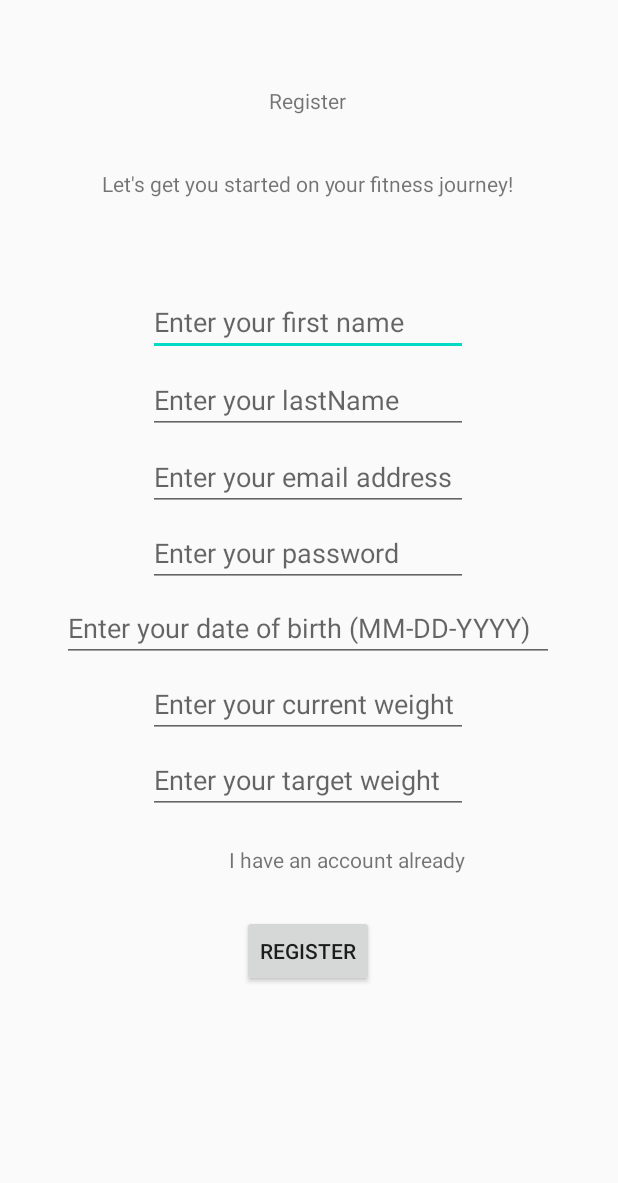
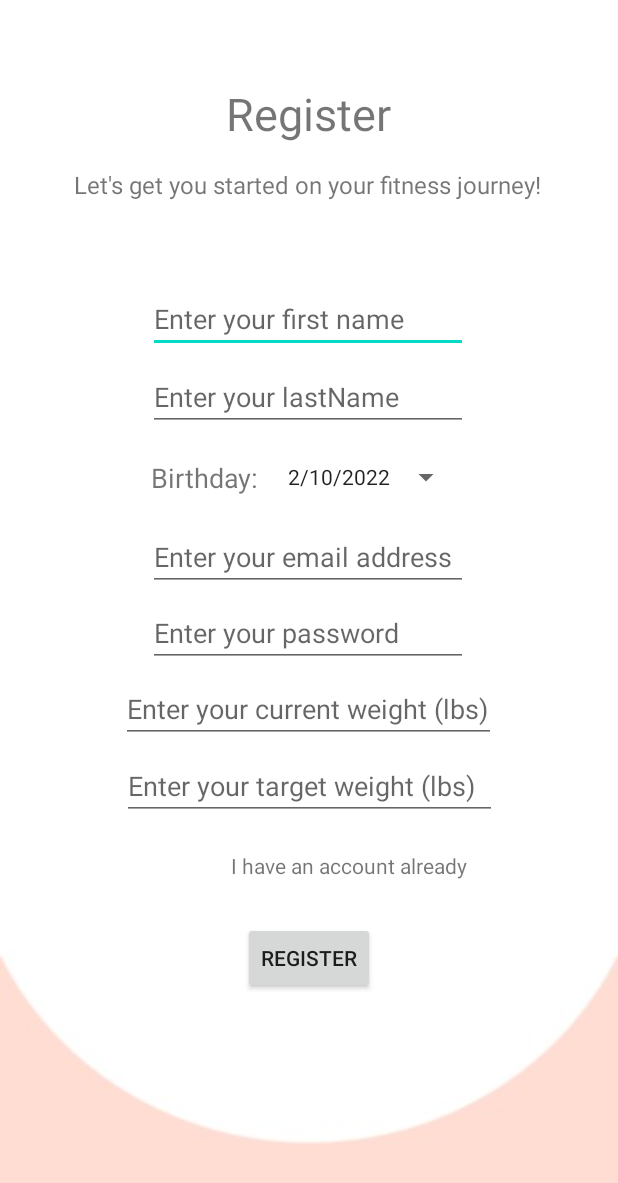
Before and after one commit to ryotiu/FitBuddyCollab, an Android app: the Register screen opened directly, with no data from a screen before it, on a phone screen of 412 x 824 dp. Shown: the top 1183 px of the screen. Run offline under Robolectric (Android 15) with nearby library versions, the phone set to English and light mode, and no system bars; our stand-ins replace Firebase (no records; nobody signed in at launch, a user with empty details on screens opened directly).

Commit message:
Commit Improved Registration Error Handling

```diff
--- a/app/src/main/java/com/example/fitbuddy/Register.java
+++ b/app/src/main/java/com/example/fitbuddy/Register.java
@@ -3,11 +3,15 @@ package com.example.fitbuddy;
 import androidx.annotation.NonNull;
 import androidx.appcompat.app.AppCompatActivity;
 
+import android.app.AlertDialog;
+import android.app.DatePickerDialog;
 import android.content.Intent;
 import android.os.Bundle;
+
 import android.util.Patterns;
 import android.view.View;
 import android.widget.Button;
+import android.widget.DatePicker;
 import android.widget.EditText;
 import android.widget.TextView;
 import android.widget.Toast;
@@ -20,13 +24,13 @@ import com.google.firebase.auth.FirebaseAuth;
 import com.google.firebase.database.DatabaseReference;
 import com.google.firebase.database.FirebaseDatabase;
 
-import java.text.SimpleDateFormat;
-import java.util.Date;
+import java.util.Calendar;
 
 public class Register extends AppCompatActivity {
 
-    private EditText firstName, lastName, registerEmail, registerPassWD, birthday, currentWeight, targetWeight;
-    private Button registerBtn;
+    private DatePickerDialog datePickDialog;
+    private EditText firstName, lastName, registerEmail, registerPassWD, currentWeight, targetWeight;
+    private Button registerBtn, birthdayBtn;
     private TextView haveAccount;
 
     private FirebaseAuth firebaseAuth;
@@ -37,19 +41,31 @@ public class Register extends AppCompatActivity {
     protected void onCreate(Bundle savedInstanceState) {
         super.onCreate(savedInstanceState);
         setContentView(R.layout.activity_register);
+        initDatePicker();
 
         firstName = (EditText) findViewById(R.id.FirstName);
         lastName = (EditText) findViewById(R.id.LastName);
         registerEmail = (EditText) findViewById(R.id.RegisterEmail);
         registerPassWD = (EditText) findViewById(R.id.RegisterPasswd);
-        birthday = (EditText) findViewById(R.id.Birthday);
         currentWeight = (EditText) findViewById(R.id.CurrentWeight);
         targetWeight = (EditText) findViewById(R.id.TargetWeight);
         haveAccount = (TextView) findViewById(R.id.HaveAccount);
         registerBtn = (Button) findViewById(R.id.RegisterBtn);
+        birthdayBtn = (Button) findViewById(R.id.BirthdayBtn);
+        birthdayBtn.setText(getTodayDate());
 
         //Get Firebase Auth Instance
         firebaseAuth = FirebaseAuth.getInstance();
+
+        //Get Firebase Database Root Instance
+        root = FirebaseDatabase.getInstance();
+
+        birthdayBtn.setOnClickListener(new View.OnClickListener() {
+            @Override
+            public void onClick(View view) {
+                datePickDialog.show();
+            }
+        });
 
         //Registered user Click Listener
         haveAccount.setOnClickListener(new View.OnClickListener() {
@@ -68,73 +84,86 @@ public class Register extends AppCompatActivity {
         });
     }
 
+    //Initialize Custom Date Picker Button
+    private void initDatePicker() {
+        DatePickerDialog.OnDateSetListener dateSetListener = new DatePickerDialog.OnDateSetListener() {
+            @Override
+            public void onDateSet(DatePicker datePicker, int Year, int Month, int Day) {
+                Month = Month + 1;
+                String Birthday = makeDateString(Month, Day, Year);
+                birthdayBtn.setText(Birthday);
+            }
+        };
+
+        Calendar calendarToday = Calendar.getInstance();
+        int calMonth = calendarToday.get(Calendar.MONTH);
+        int calDay = calendarToday.get(Calendar.DAY_OF_MONTH);
+        int calYear = calendarToday.get(Calendar.YEAR);
+
+        int style = AlertDialog.THEME_HOLO_LIGHT;
+        datePickDialog = new DatePickerDialog(this, style, dateSetListener, calYear, calMonth, calDay);
+    }
+
+    //Make a date String out of these numbers
+    private String makeDateString(int month, int day, int year){
+        return month + "/" + day + "/" + year;
+    }
+
+    //Get Today's Date
+    private String getTodayDate() {
+        Calendar calendarToday = Calendar.getInstance();
+        int calMonth = calendarToday.get(Calendar.MONTH);
+        calMonth = calMonth + 1;
+        int calDay = calendarToday.get(Calendar.DAY_OF_MONTH);
+        int calYear = calendarToday.get(Calendar.YEAR);
+        return makeDateString(calMonth, calDay, calYear);
+    }
+
     //Create a User
     private void createUser(){
-
-        //Get Firebase Database Root Instance
-        root = FirebaseDatabase.getInstance();
-
         //Get Users Reference path
         ref = root.getReference("Users");
 
         //Then save all the input values as string
         String fName = firstName.getText().toString();
         String lName = lastName.getText().toString();
+        String rBirthday = birthdayBtn.getText().toString();
         String rEmail = registerEmail.getText().toString();
         String rPassword = registerPassWD.getText().toString();
-        String rBirthday = birthday.getText().toString();
         String rCWeight = currentWeight.getText().toString();
         String rTWeight = targetWeight.getText().toString();
 
-        //Check if first name, last name, birthday, current weight, target weight field is empty
-        if(!fName.isEmpty() && !lName.isEmpty() && !rBirthday.isEmpty() && !rCWeight.isEmpty() && !rTWeight.isEmpty()) {
+        //Check if first name, last name, email, password, current weight, target weight field is empty
+        if(!fName.isEmpty() && !lName.isEmpty() && !rEmail.isEmpty() && !rPassword.isEmpty() && !rCWeight.isEmpty() && !rTWeight.isEmpty()) {
+            //Add date checker or make date wheel
 
-            //Add date checker
-            //Add numeric current weight checker
-            //Add numeric target weight checker
+            //Check if password is at least 6 characters
+            if (Patterns.EMAIL_ADDRESS.matcher(rEmail).matches()) {
+                //Check password length for minimum Firebase length
+                if (rPassword.length() >= 6) {
+                    //Check current & target weight is higher than 0 and lower than 1400
+                    if((Integer.parseInt(rCWeight) > 0 && Integer.parseInt(rCWeight) <= 1400) && (Integer.parseInt(rTWeight) > 0 && Integer.parseInt(rTWeight) <= 1400)){
+                        //Put all the strings into a UserClass for Firebase Storage Upload
+                        UserClass User = new UserClass(fName, lName, rBirthday, rEmail, rCWeight, rTWeight);
 
-            //Check if email and password field is empty, if password is at least 6 characters
-            if (!rEmail.isEmpty() && Patterns.EMAIL_ADDRESS.matcher(rEmail).matches()) {
-                if ((!rPassword.isEmpty()) && (rPassword.length() >= 6)) {
-                    //Add check if email exists
-
-                    //Put all the strings into a UserClass to upload
-                    UserClass User = new UserClass(fName, lName, rEmail, rPassword, rBirthday, rCWeight, rTWeight);
-
-                    //Create user in Firebase Auth and Storage
-                    firebaseAuth.createUserWithEmailAndPassword(rEmail, rPassword)
-                            .addOnCompleteListener(new OnCompleteListener<AuthResult>() {
-                                @Override
-                                public void onComplete(@NonNull Task<AuthResult> task) {
-                                    //Add Send User a Verification Email
-                                    String[] splitEmail = rEmail.split("@");
-                                    String username = splitEmail[0];
-                                    ref.child(username).setValue(User);
-                                    Toast.makeText(Register.this, "Successfully Registered User", Toast.LENGTH_SHORT).show();
-                                    startActivity(new Intent(Register.this, Login.class));
-                                    finish();
-                                }
-                            }).addOnFailureListener(new OnFailureListener() {
-                        @Override
-                        public void onFailure(@NonNull Exception e) {
-                            Toast.makeText(Register.this, "Registration Failed", Toast.LENGTH_SHORT).show();
-                        }
-                    });
+                        //Register User
+                        RegisterUser(User, rEmail, rPassword);
+                    }
+                    else if((Integer.parseInt(rCWeight) <= 0 || Integer.parseInt(rCWeight) > 1400)){
+                        currentWeight.setError("Impossible Weight entered");
+                        currentWeight.requestFocus();
+                    }
+                    else if((Integer.parseInt(rTWeight) <= 0 || Integer.parseInt(rTWeight) > 1400)){
+                        targetWeight.setError("Impossible Weight entered");
+                        targetWeight.requestFocus();
+                    }
                 }
-                else if (rPassword.length() < 6) {
+                else{
                     registerPassWD.setError("Must be at least 6 characters");
                     registerPassWD.requestFocus();
                 }
-                else {
-                    registerPassWD.setError("Must enter a password");
-                    registerPassWD.requestFocus();
-                }
             }
-            else if (rEmail.isEmpty()) {
-                registerEmail.setError("Must enter an Email Address");
-                registerEmail.requestFocus();
-            }
-            else {
+            else{
                 registerEmail.setError("Please Enter a Correct Email Address");
                 registerEmail.requestFocus();
             }
@@ -147,17 +176,71 @@ public class Register extends AppCompatActivity {
             lastName.setError("Last Name required!");
             lastName.requestFocus();
         }
-        else if(rBirthday.isEmpty()){
-            birthday.setError("Birthday required!");
-            birthday.requestFocus();
+        else if (rEmail.isEmpty()) {
+            registerEmail.setError("Must enter an Email Address");
+            registerEmail.requestFocus();
+        }
+        else if (rPassword.isEmpty()){
+            registerPassWD.setError("Must enter a password");
+            registerPassWD.requestFocus();
         }
         else if(rCWeight.isEmpty()){
             currentWeight.setError("Your current weight is required!");
             currentWeight.requestFocus();
         }
-        else if(rTWeight.isEmpty()){
+        else{
             targetWeight.setError("Your target weight is required!");
             targetWeight.requestFocus();
         }
     }
+
+    private void RegisterUser(UserClass userInfo, String email, String password){
+        //Create user in Firebase Auth and Storage
+        firebaseAuth.createUserWithEmailAndPassword(email, password)
+                .addOnCompleteListener(new OnCompleteListener<AuthResult>() {
+                    @Override
+                    public void onComplete(@NonNull Task<AuthResult> task) {
+                        //Check if Email Exists
+                        if(task.isSuccessful()){
+                            //Email Does Not Exist in Firebase Auth, Send Email Verification Link
+                            //emailVerification();
+
+                            //Create a Firebase Storage Account
+                            String[] splitEmail = email.split("@");
+                            String username = splitEmail[0];
+                            ref.child(username).setValue(userInfo);
+                            Toast.makeText(Register.this, "Successfully Registered User", Toast.LENGTH_SHORT).show();
+                            startActivity(new Intent(Register.this, Login.class));
+                            finish();
+                        }
+                        else{
+                            //Email Does Exist in Firebase, display Error
+                            registerEmail.setError("Email Already Exists");
+                            registerEmail.requestFocus();
+                        }
+                    }
+                }).addOnFailureListener(new OnFailureListener() {
+            @Override
+            public void onFailure(@NonNull Exception e) {
+                Toast.makeText(Register.this, "Registration Failed", Toast.LENGTH_SHORT).show();
+            }
+        });
+    }
+
+    /*
+    private void emailVerification(){
+        FirebaseUser RegisteredUser = firebaseAuth.getCurrentUser();
+        RegisteredUser.sendEmailVerification().addOnSuccessListener(new OnSuccessListener<Void>() {
+            @Override
+            public void onSuccess(Void unused) {
+                Toast.makeText(Register.this, "Verification Email Sent.", Toast.LENGTH_SHORT).show();
+            }
+        }).addOnFailureListener(new OnFailureListener() {
+            @Override
+            public void onFailure(@NonNull Exception e) {
+                Toast.makeText(Register.this, "Unable to Send Verification Email", Toast.LENGTH_SHORT).show();
+            }
+        });
+    }
+    */
 }
--- a/app/src/main/res/layout/activity_register.xml
+++ b/app/src/main/res/layout/activity_register.xml
@@ -4,121 +4,143 @@
     xmlns:tools="http://schemas.android.com/tools"
     android:layout_width="match_parent"
     android:layout_height="match_parent"
+    android:background="@drawable/goals"
     tools:context=".Register">
 
     <TextView
-        android:id="@+id/textView4"
+        android:id="@+id/PageTitle"
         android:layout_width="wrap_content"
         android:layout_height="wrap_content"
-        android:text="Register"
+        android:text="@string/register"
+        android:textSize="30sp"
         app:layout_constraintBottom_toBottomOf="parent"
         app:layout_constraintEnd_toEndOf="parent"
         app:layout_constraintHorizontal_bias="0.498"
         app:layout_constraintStart_toStartOf="parent"
         app:layout_constraintTop_toTopOf="parent"
-        app:layout_constraintVertical_bias="0.071" />
-
-    <Button
-        android:id="@+id/RegisterBtn"
-        android:layout_width="wrap_content"
-        android:layout_height="wrap_content"
-        android:text="Register"
-        app:layout_constraintBottom_toBottomOf="parent"
-        app:layout_constraintEnd_toEndOf="parent"
-        app:layout_constraintHorizontal_bias="0.498"
-        app:layout_constraintStart_toStartOf="parent"
-        app:layout_constraintTop_toTopOf="parent"
-        app:layout_constraintVertical_bias="0.786" />
+        app:layout_constraintVertical_bias="0.071"
+        android:importantForAutofill="no" />
 
     <EditText
         android:id="@+id/FirstName"
         android:layout_width="wrap_content"
         android:layout_height="wrap_content"
         android:ems="10"
-        android:hint="Enter your first name"
+        android:hint="@string/enter_your_first_name"
+        android:importantForAutofill="no"
         android:inputType="textPersonName"
         app:layout_constraintBottom_toBottomOf="parent"
         app:layout_constraintEnd_toEndOf="parent"
         app:layout_constraintHorizontal_bias="0.497"
         app:layout_constraintStart_toStartOf="parent"
         app:layout_constraintTop_toTopOf="parent"
-        app:layout_constraintVertical_bias="0.247" />
+        app:layout_constraintVertical_bias="0.244" />
+
+    <EditText
+        android:id="@+id/RegisterEmail"
+        android:layout_width="wrap_content"
+        android:layout_height="wrap_content"
+        android:ems="10"
+        android:hint="@string/enter_your_email_address"
+        android:importantForAutofill="no"
+        android:inputType="textWebEmailAddress"
+        app:layout_constraintBottom_toBottomOf="parent"
+        app:layout_constraintEnd_toEndOf="parent"
+        app:layout_constraintHorizontal_bias="0.497"
+        app:layout_constraintStart_toStartOf="parent"
+        app:layout_constraintTop_toTopOf="parent"
+        app:layout_constraintVertical_bias="0.448" />
+
+    <Button
+        android:id="@+id/RegisterBtn"
+        android:layout_width="wrap_content"
+        android:layout_height="wrap_content"
+        android:text="@string/register"
+        app:layout_constraintBottom_toBottomOf="parent"
+        app:layout_constraintEnd_toEndOf="parent"
+        app:layout_constraintHorizontal_bias="0.501"
+        app:layout_constraintStart_toStartOf="parent"
+        app:layout_constraintTop_toTopOf="parent"
+        app:layout_constraintVertical_bias="0.792" />
+
+    <EditText
+        android:id="@+id/RegisterPasswd"
+        android:layout_width="wrap_content"
+        android:layout_height="wrap_content"
+        android:ems="10"
+        android:hint="@string/enter_your_password"
+        android:importantForAutofill="no"
+        android:inputType="textPassword"
+        app:layout_constraintBottom_toBottomOf="parent"
+        app:layout_constraintEnd_toEndOf="parent"
+        app:layout_constraintHorizontal_bias="0.497"
+        app:layout_constraintStart_toStartOf="parent"
+        app:layout_constraintTop_toTopOf="parent"
+        app:layout_constraintVertical_bias="0.513" />
+
+    <EditText
+        android:id="@+id/TargetWeight"
+        android:layout_width="250dp"
+        android:layout_height="wrap_content"
+        android:ems="10"
+        android:hint="@string/enter_your_target_weight_lbs"
+        android:importantForAutofill="no"
+        android:inputType="number"
+        app:layout_constraintBottom_toBottomOf="parent"
+        app:layout_constraintEnd_toEndOf="parent"
+        app:layout_constraintHorizontal_bias="0.503"
+        app:layout_constraintStart_toStartOf="parent"
+        app:layout_constraintTop_toTopOf="parent"
+        app:layout_constraintVertical_bias="0.644" />
+
+    <TextView
+        android:id="@+id/HaveAccount"
+        android:layout_width="wrap_content"
+        android:layout_height="wrap_content"
+        android:text="@string/i_have_an_account_already"
+        app:layout_constraintBottom_toBottomOf="parent"
+        app:layout_constraintEnd_toEndOf="parent"
+        app:layout_constraintHorizontal_bias="0.604"
+        app:layout_constraintStart_toStartOf="parent"
+        app:layout_constraintTop_toTopOf="parent"
+        app:layout_constraintVertical_bias="0.705" />
 
     <EditText
         android:id="@+id/CurrentWeight"
+        android:layout_width="250dp"
+        android:layout_height="wrap_content"
+        android:ems="10"
+        android:hint="@string/enter_your_current_weight_lbs"
+        android:importantForAutofill="no"
+        android:inputType="number"
+        app:layout_constraintBottom_toBottomOf="parent"
+        app:layout_constraintEnd_toEndOf="parent"
+        app:layout_constraintHorizontal_bias="0.496"
+        app:layout_constraintStart_toStartOf="parent"
+        app:layout_constraintTop_toTopOf="parent"
+        app:layout_constraintVertical_bias="0.578" />
+
+    <EditText
+        android:id="@+id/LastName"
         android:layout_width="wrap_content"
         android:layout_height="wrap_content"
         android:ems="10"
-        android:hint="Enter your current weight"
+        android:hint="@string/enter_your_lastname"
+        android:importantForAutofill="no"
         android:inputType="textPersonName"
         app:layout_constraintBottom_toBottomOf="parent"
         app:layout_constraintEnd_toEndOf="parent"
         app:layout_constraintHorizontal_bias="0.497"
         app:layout_constraintStart_toStartOf="parent"
         app:layout_constraintTop_toTopOf="parent"
-        app:layout_constraintVertical_bias="0.574" />
+        app:layout_constraintVertical_bias="0.311" />
 
-    <EditText
-        android:id="@+id/Birthday"
-        android:layout_width="328dp"
-        android:layout_height="44dp"
-        android:ems="10"
-        android:hint="Enter your date of birth (MM-DD-YYYY)"
-        android:inputType="textPersonName"
-        app:layout_constraintBottom_toBottomOf="parent"
-        app:layout_constraintEnd_toEndOf="parent"
-        app:layout_constraintHorizontal_bias="0.493"
-        app:layout_constraintStart_toStartOf="parent"
-        app:layout_constraintTop_toTopOf="parent"
-        app:layout_constraintVertical_bias="0.509" />
-
-    <EditText
-        android:id="@+id/RegisterEmail"
+    <TextView
+        android:id="@+id/PageDescription"
         android:layout_width="wrap_content"
         android:layout_height="wrap_content"
-        android:ems="10"
-        android:hint="Enter your email address"
-        android:inputType="textPersonName"
-        app:layout_constraintBottom_toBottomOf="parent"
-        app:layout_constraintEnd_toEndOf="parent"
-        app:layout_constraintHorizontal_bias="0.497"
-        app:layout_constraintStart_toStartOf="parent"
-        app:layout_constraintTop_toTopOf="parent"
-        app:layout_constraintVertical_bias="0.379" />
-
-    <EditText
-        android:id="@+id/LastName"
-        android:layout_width="wrap_content"
-        android:layout_height="wrap_content"
-        android:ems="10"
-        android:hint="Enter your lastName"
-        android:inputType="textPersonName"
-        app:layout_constraintBottom_toBottomOf="parent"
-        app:layout_constraintEnd_toEndOf="parent"
-        app:layout_constraintHorizontal_bias="0.497"
-        app:layout_constraintStart_toStartOf="parent"
-        app:layout_constraintTop_toTopOf="parent"
-        app:layout_constraintVertical_bias="0.313" />
-
-    <EditText
-        android:id="@+id/TargetWeight"
-        android:layout_width="wrap_content"
-        android:layout_height="wrap_content"
-        android:ems="10"
-        android:hint="Enter your target weight"
-        android:inputType="textPersonName"
-        app:layout_constraintBottom_toBottomOf="parent"
-        app:layout_constraintEnd_toEndOf="parent"
-        app:layout_constraintHorizontal_bias="0.497"
-        app:layout_constraintStart_toStartOf="parent"
-        app:layout_constraintTop_toTopOf="parent"
-        app:layout_constraintVertical_bias="0.639" />
-
-    <TextView
-        android:id="@+id/textView11"
-        android:layout_width="wrap_content"
-        android:layout_height="wrap_content"
-        android:text="Let's get you started on your fitness journey!"
+        android:text="@string/let_s_get_you_started_on_your_fitness_journey"
+        android:textSize="16sp"
         app:layout_constraintBottom_toBottomOf="parent"
         app:layout_constraintEnd_toEndOf="parent"
         app:layout_constraintHorizontal_bias="0.496"
@@ -126,30 +148,30 @@
         app:layout_constraintTop_toTopOf="parent"
         app:layout_constraintVertical_bias="0.14" />
 
-    <EditText
-        android:id="@+id/RegisterPasswd"
+    <Button
+        android:id="@+id/BirthdayBtn"
+        style="?android:spinnerStyle"
         android:layout_width="wrap_content"
         android:layout_height="wrap_content"
-        android:ems="10"
-        android:hint="Enter your password"
-        android:inputType="textPassword"
+        android:text="@string/_01_01_2022"
         app:layout_constraintBottom_toBottomOf="parent"
         app:layout_constraintEnd_toEndOf="parent"
-        app:layout_constraintHorizontal_bias="0.497"
+        app:layout_constraintHorizontal_bias="0.649"
         app:layout_constraintStart_toStartOf="parent"
         app:layout_constraintTop_toTopOf="parent"
-        app:layout_constraintVertical_bias="0.444" />
+        app:layout_constraintVertical_bias="0.379" />
 
     <TextView
-        android:id="@+id/HaveAccount"
+        android:id="@+id/BirthdayTitle"
         android:layout_width="wrap_content"
         android:layout_height="wrap_content"
-        android:text="I have an account already"
+        android:text="@string/birthday"
+        android:textSize="18sp"
         app:layout_constraintBottom_toBottomOf="parent"
         app:layout_constraintEnd_toEndOf="parent"
-        app:layout_constraintHorizontal_bias="0.6"
+        app:layout_constraintHorizontal_bias="0.296"
         app:layout_constraintStart_toStartOf="parent"
         app:layout_constraintTop_toTopOf="parent"
-        app:layout_constraintVertical_bias="0.7" />
+        app:layout_constraintVertical_bias="0.383" />
 
 </androidx.constraintlayout.widget.ConstraintLayout>
--- a/app/src/main/res/values/strings.xml
+++ b/app/src/main/res/values/strings.xml
@@ -1,13 +1,22 @@
 <resources>
     <string name="app_name">FitBuddy</string>
     <string name="title_activity_loggedin">Loggedin</string>
-    <!-- Strings used for fragments for navigation -->
-    <string name="first_fragment_label">First Fragment</string>
-    <string name="second_fragment_label">Second Fragment</string>
+
     <string name="next">Next</string>
     <string name="previous">Previous</string>
 
-    <string name="hello_first_fragment">Hello first fragment</string>
-    <string name="hello_second_fragment">Hello second fragment. Arg: %1$s</string>
     <string name="title_activity_logged_in">LoggedIn</string>
+    <string name="register">Register</string>
+    <string name="enter_your_first_name">Enter your first name</string>
+    <string name="enter_your_current_weight_lbs">Enter your current weight (lbs)</string>
+    <string name="enter_your_date_of_birth_mm_dd_yyyy">Enter your Birthday (MM-DD-YYYY)</string>
+    <string name="enter_your_email_address">Enter your email address</string>
+    <string name="enter_your_lastname">Enter your lastName</string>
+    <string name="enter_your_target_weight_lbs">Enter your target weight (lbs)</string>
+    <string name="let_s_get_you_started_on_your_fitness_journey">Let\'s get you started on your fitness journey!</string>
+    <string name="enter_your_password">Enter your password</string>
+    <string name="i_have_an_account_already">I have an account already</string>
+    <string name="username">Username</string>
+    <string name="_01_01_2022">01/01/2022</string>
+    <string name="birthday">Birthday:</string>
 </resources>
```
Also changed, not shown: app/src/main/java/com/example/fitbuddy/LoggedIn.java (+11 -0 lines), app/src/main/java/com/example/fitbuddy/UserClass.java (+11 -20 lines), app/src/main/res/layout/activity_logged_in.xml (+26 -0 lines), app/src/main/res/layout/activity_login.xml (+9 -2 lines).
